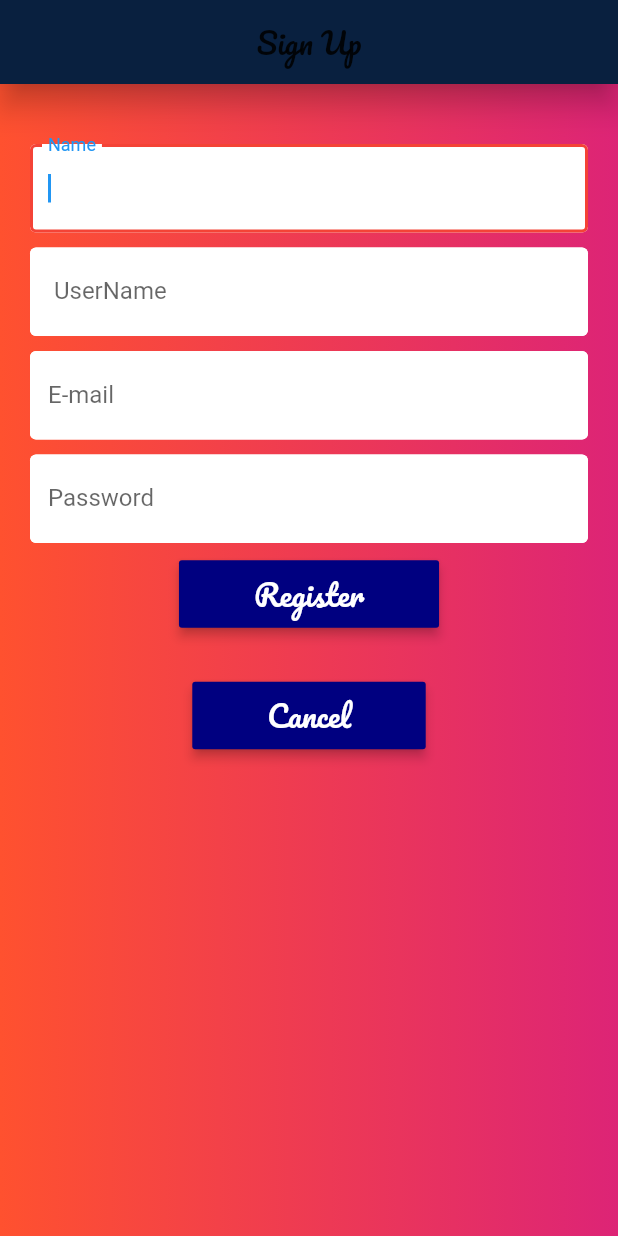
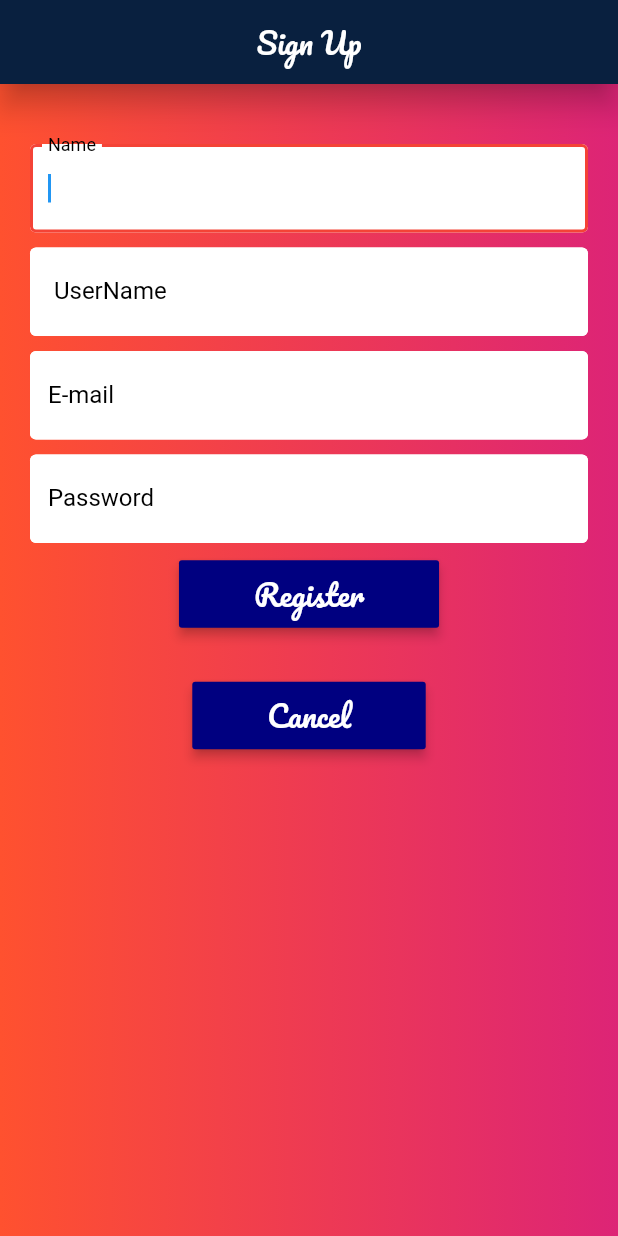
Before and after one commit to Dhaval1120/Final_Project, a Flutter app: the screen it shows after launch, after a tap on "Sign In", after a tap on "Register", on a phone screen of 412 x 824 dp. Run offline on Flutter 3.47's test engine with Material 2 defaults, Android fonts, the phone set to English and light mode, and no system bars; our stand-ins replace cached_network_image, cloud_firestore, firebase_auth, firebase_storage, flutter_spinkit, image_picker and 1 more; accounts and stored records are empty; network calls fail.

Commit message:
Final Commit After Pull issue _ Okay

```diff
--- a/lib/Authenticate/Register.dart
+++ b/lib/Authenticate/Register.dart
@@ -36,6 +36,7 @@ class _RegisterState extends State<Register> {
             style : TextStyle(
               fontFamily: 'Pacifico',
               fontSize: 20.0,
+              color: Colors.white
             ),
           ),
           centerTitle: true,
@@ -43,7 +44,6 @@ class _RegisterState extends State<Register> {
         ),
 
         body: Stack(
-
           children: <Widget>[
             Container(
               width: MediaQuery.of(context).size.width,
@@ -76,7 +76,9 @@ class _RegisterState extends State<Register> {
 
                             border : OutlineInputBorder(),
                             labelText : "Name",
-
+                            labelStyle: TextStyle(
+                                color: Colors.black
+                            ),
                             enabledBorder: OutlineInputBorder(
                                 borderSide: BorderSide(color: Colors.white,width: 2)
                             ),
@@ -105,7 +107,9 @@ class _RegisterState extends State<Register> {
 
                             border : OutlineInputBorder(),
                             labelText : " UserName",
-
+                            labelStyle: TextStyle(
+                                color: Colors.black
+                            ),
                             enabledBorder: OutlineInputBorder(
                                 borderSide: BorderSide(color: Colors.white,width: 2)
                             ),
@@ -133,7 +137,9 @@ class _RegisterState extends State<Register> {
 
                               border: OutlineInputBorder(),
                             labelText : "E-mail",
-
+                              labelStyle: TextStyle(
+                                  color: Colors.black
+                              ),
                               enabledBorder: OutlineInputBorder(
                                   borderSide: BorderSide(color: Colors.white,width: 2)
                               ),
@@ -162,7 +168,9 @@ class _RegisterState extends State<Register> {
 
                             border: OutlineInputBorder(),
                             labelText : "Password",
-
+                            labelStyle: TextStyle(
+                                color: Colors.black
+                            ),
                             enabledBorder: OutlineInputBorder(
                                 borderSide: BorderSide(color: Colors.white,width: 2)
                             ),
--- a/lib/Authenticate/sign_in.dart
+++ b/lib/Authenticate/sign_in.dart
@@ -35,6 +35,7 @@ class _SignInState extends State<SignIn> {
             style : TextStyle(
               fontFamily: 'Pacifico',
               fontSize: 20.0,
+              color: Colors.white
             )
 
         ),
@@ -75,6 +76,9 @@ class _SignInState extends State<SignIn> {
                                     borderSide: BorderSide(color: Colors.deepPurpleAccent,width: 2)
                                 ),
                               labelText : "E-mail or Phone",
+                              labelStyle: TextStyle(
+                                  color: Colors.black
+                              ),
                                 filled: true,
                                 focusColor: Colors.purple,
                                 hoverColor: Colors.red,
@@ -102,6 +106,9 @@ class _SignInState extends State<SignIn> {
                                 ),
 
                                 labelText : "Password",
+                              labelStyle: TextStyle(
+                                color: Colors.black
+                              ),
                               filled: true,
                               focusColor: Colors.purple
                             ),
--- a/lib/main.dart
+++ b/lib/main.dart
@@ -33,7 +33,6 @@ class MyApp extends StatelessWidget {
       value : AuthService().user,
       child: MaterialApp(
         theme: ThemeData(
-          backgroundColor: Colors.white,
           primaryColor : Colors.white,
         ),
         debugShowCheckedModeBanner: false,
```
